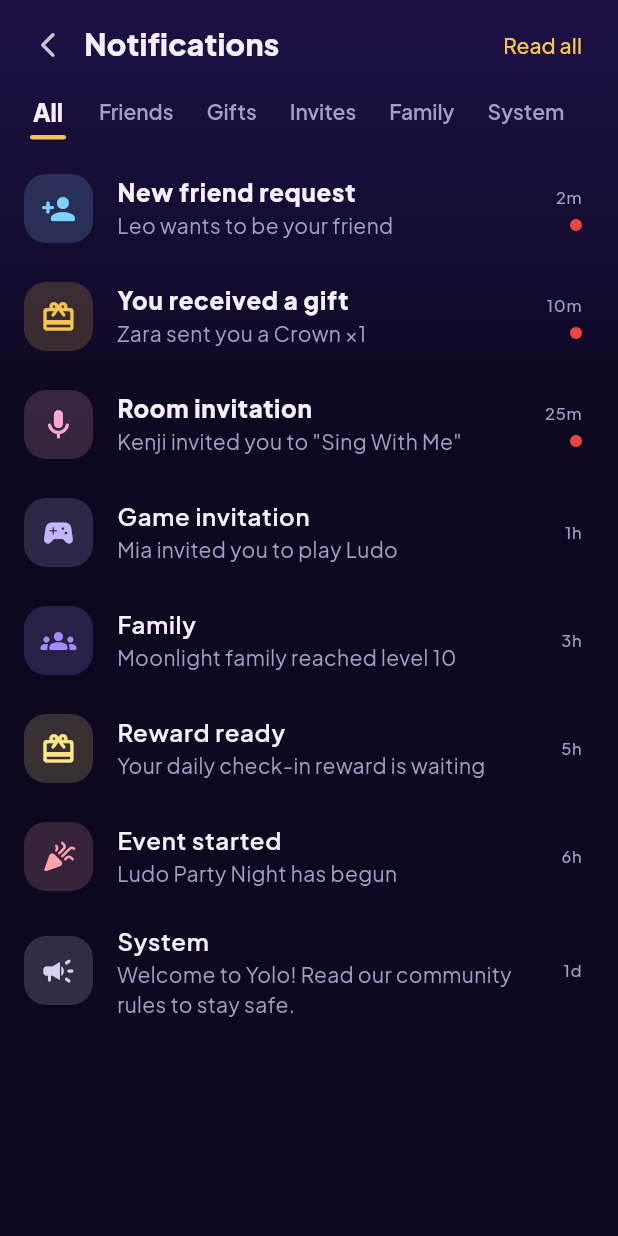
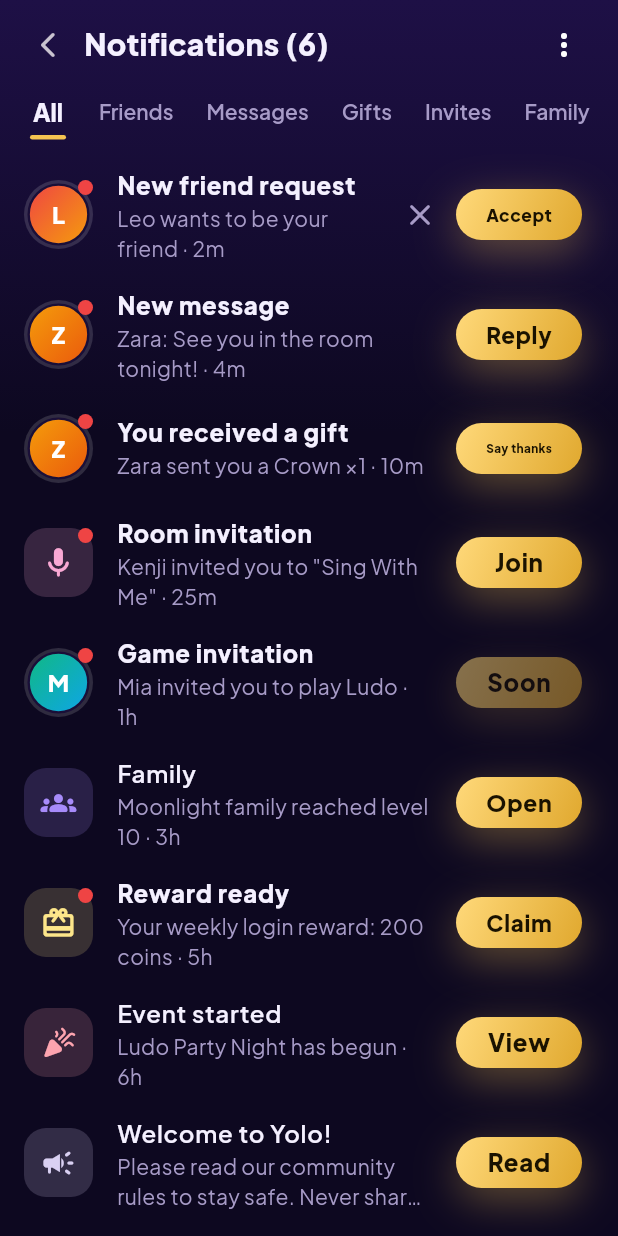
Before and after one commit to zirango-in/Yolo, a Flutter app: the HomeShell screen opened by its route, after a tap on the "notifications none" icon, on a phone screen of 412 x 824 dp. Run offline on Flutter 3.47's test engine with Material 3 defaults, Android fonts, the phone set to English and light mode, and no system bars; drawn by our look-alikes of flutter_animate; our stand-ins replace dio, flutter_riverpod, go_router, google_fonts, image_picker, material_ui; accounts and stored records are empty.

Commit message:
Step 13: notifications
Notification center with nine types and category tabs, unread badges on
home and messages, actions for friend requests, messages, gifts, room
invites, family, events and rewards, swipe to delete, mark all read and
clear all; gold button labels shrink to fit, with tests.

Co-Authored-By: Claude Opus 5.5 <noreply@anthropic.com>
Claude-Session: https://claude.ai/code/session_011j6Udd9i9WvrsVGvFvhCn9

```diff
--- /dev/null
+++ b/app/lib/data/notifications_providers.dart
@@ -0,0 +1,57 @@
+import 'package:flutter_riverpod/flutter_riverpod.dart';
+
+import 'providers.dart';
+
+/// In-app notification. Laravel: GET /notifications, POST /notifications/read, DELETE /notifications/{id};
+/// push delivery through Firebase Cloud Messaging later.
+class AppNotification {
+  final int id;
+  final String type; // friend, message, gift, room, game, family, system, event, reward
+  final String title;
+  final String body;
+  final String time;
+  final int ref; // user / room / event id the action uses
+  final bool read;
+  final bool done; // action completed (accepted, claimed...)
+
+  const AppNotification(this.id, this.type, this.title, this.body, this.time, {this.ref = 0, this.read = false, this.done = false});
+
+  AppNotification copyWith({bool? read, bool? done}) => AppNotification(id, type, title, body, time, ref: ref, read: read ?? this.read, done: done ?? this.done);
+}
+
+const notificationTypes = ['friend', 'message', 'gift', 'room', 'game', 'family', 'system', 'event', 'reward'];
+
+final notificationsProvider = NotifierProvider<NotificationsController, List<AppNotification>>(NotificationsController.new);
+
+class NotificationsController extends Notifier<List<AppNotification>> {
+  @override
+  List<AppNotification> build() => const [
+        AppNotification(1, 'friend', 'New friend request', 'Leo wants to be your friend', '2m', ref: 2005),
+        AppNotification(2, 'message', 'New message', 'Zara: See you in the room tonight!', '4m', ref: 2001),
+        AppNotification(3, 'gift', 'You received a gift', 'Zara sent you a Crown ×1', '10m', ref: 2001),
+        AppNotification(4, 'room', 'Room invitation', 'Kenji invited you to "Sing With Me"', '25m', ref: 884217),
+        AppNotification(5, 'game', 'Game invitation', 'Mia invited you to play Ludo', '1h', ref: 2003),
+        AppNotification(6, 'family', 'Family', 'Moonlight family reached level 10', '3h', read: true),
+        AppNotification(7, 'reward', 'Reward ready', 'Your weekly login reward: 200 coins', '5h', ref: 200),
+        AppNotification(8, 'event', 'Event started', 'Ludo Party Night has begun', '6h', ref: 1, read: true),
+        AppNotification(9, 'system', 'Welcome to Yolo!', 'Please read our community rules to stay safe. Never share passwords or pay anyone outside the app.', '1d', read: true),
+      ];
+
+  int get unread => state.where((n) => !n.read).length;
+
+  void markRead(int id) => state = [for (final n in state) n.id == id ? n.copyWith(read: true) : n];
+  void markAllRead() => state = [for (final n in state) n.copyWith(read: true)];
+  void markDone(int id) => state = [for (final n in state) n.id == id ? n.copyWith(read: true, done: true) : n];
+  void delete(int id) => state = state.where((n) => n.id != id).toList();
+  void clearAll() => state = const [];
+
+  /// Claim a reward notification (coins in [ref]).
+  bool claim(AppNotification n) {
+    if (n.type != 'reward' || n.done) return false;
+    ref.read(sessionProvider.notifier).earn(n.ref, note: 'Notification reward');
+    markDone(n.id);
+    return true;
+  }
+}
+
+final unreadNotificationsProvider = Provider<int>((ref) => ref.watch(notificationsProvider).where((n) => !n.read).length);
--- a/app/lib/features/home/home_screen.dart
+++ b/app/lib/features/home/home_screen.dart
@@ -6,6 +6,7 @@ import 'package:material_ui/material_ui.dart';
 import '../../core/theme.dart';
 import '../../data/models.dart';
 import '../../data/events_providers.dart';
+import '../../data/notifications_providers.dart';
 import '../../data/providers.dart';
 import '../../widgets/common.dart';
 import '../games/game_center_screen.dart';
@@ -46,13 +47,14 @@ class _HomeShellState extends ConsumerState<HomeShell> {
   }
 }
 
-class _BottomBar extends StatelessWidget {
+class _BottomBar extends ConsumerWidget {
   const _BottomBar({required this.index, required this.onTap});
   final int index;
   final ValueChanged<int> onTap;
 
   @override
-  Widget build(BuildContext context) {
+  Widget build(BuildContext context, WidgetRef ref) {
+    final unread = ref.watch(unreadNotificationsProvider);
     Widget item(int i, IconData icon, String label) {
       final active = i == index;
       return Expanded(
@@ -62,7 +64,11 @@ class _BottomBar extends StatelessWidget {
             AnimatedScale(
               scale: active ? 1.12 : 1,
               duration: 200.ms,
-              child: Icon(icon, color: active ? YoloColors.gold : YoloColors.textMuted),
+              child: Badge(
+                isLabelVisible: i == 3 && unread > 0,
+                label: Text('$unread'),
+                child: Icon(icon, color: active ? YoloColors.gold : YoloColors.textMuted),
+              ),
             ),
             const SizedBox(height: 4),
             Text(label,
@@ -167,7 +173,11 @@ class _RoomsTabState extends ConsumerState<_RoomsTab> {
                     const SizedBox(width: 8),
                     GlassIconButton(icon: Icons.search_rounded, label: 'Search', onTap: () => context.push('/discover')),
                     const SizedBox(width: 10),
-                    GlassIconButton(icon: Icons.notifications_none_rounded, label: 'Notifications', onTap: () => context.push('/notifications')),
+                    Badge(
+                      isLabelVisible: ref.watch(unreadNotificationsProvider) > 0,
+                      label: Text('${ref.watch(unreadNotificationsProvider)}'),
+                      child: GlassIconButton(icon: Icons.notifications_none_rounded, label: 'Notifications', onTap: () => context.push('/notifications')),
+                    ),
                   ]),
                 ),
               ),
--- a/app/lib/features/messages/messages_screen.dart
+++ b/app/lib/features/messages/messages_screen.dart
@@ -11,6 +11,7 @@ import 'package:material_ui/material_ui.dart';
 import '../../core/theme.dart';
 import '../../data/demo_content.dart';
 import '../../data/models.dart';
+import '../../data/notifications_providers.dart';
 import '../../data/social_providers.dart';
 import '../../widgets/common.dart';
 import '../../widgets/page_kit.dart';
@@ -22,11 +23,10 @@ class MessagesScreen extends ConsumerWidget {
 
   @override
   Widget build(BuildContext context, WidgetRef ref) {
-    final read = ref.watch(readNotificationsProvider);
     final blocked = ref.watch(blockedProvider);
     final requests = ref.watch(incomingRequestsProvider);
     final groups = ref.watch(groupsProvider);
-    final unreadNotes = [for (final (i, n) in demoNotifications.indexed) if (n.unread && !read.contains(i)) i].length;
+    final unreadNotes = ref.watch(unreadNotificationsProvider);
     final convos = demoConversations.where((c) => !blocked.contains(c.user.id)).toList();
 
     Widget shortcut(IconData icon, String label, Color color, String route, {int badge = 0}) => Expanded(
--- a/app/lib/features/notifications/notifications_screen.dart
+++ b/app/lib/features/notifications/notifications_screen.dart
@@ -1,10 +1,15 @@
 import 'package:flutter_riverpod/flutter_riverpod.dart';
+import 'package:go_router/go_router.dart';
 import 'package:material_ui/material_ui.dart';
 
 import '../../core/theme.dart';
-import '../../data/demo_content.dart';
+import '../../data/events_providers.dart';
+import '../../data/notifications_providers.dart';
+import '../../data/providers.dart';
 import '../../data/social_providers.dart';
+import '../../widgets/common.dart';
 import '../../widgets/page_kit.dart';
+import '../room/room_sheets.dart';
 
 class NotificationsScreen extends ConsumerStatefulWidget {
   const NotificationsScreen({super.key});
@@ -14,14 +19,17 @@ class NotificationsScreen extends ConsumerStatefulWidget {
 }
 
 class _NotificationsScreenState extends ConsumerState<NotificationsScreen> {
-  static const _tabs = ['All', 'Friends', 'Gifts', 'Invites', 'Family', 'System'];
+  static const _tabs = ['All', 'Friends', 'Messages', 'Gifts', 'Invites', 'Family', 'Events', 'Rewards', 'System'];
   static const _filters = <List<String>>[
     [],
-    ['friend', 'message'],
-    ['gift', 'reward'],
+    ['friend'],
+    ['message'],
+    ['gift'],
     ['room', 'game'],
     ['family'],
-    ['system', 'event'],
+    ['event'],
+    ['reward'],
+    ['system'],
   ];
   int _tab = 0;
 
@@ -37,44 +45,145 @@ class _NotificationsScreenState extends ConsumerState<NotificationsScreen> {
     'reward': (Icons.redeem_rounded, Color(0xFFFDE68A)),
   };
 
+  NotificationsController get _ctrl => ref.read(notificationsProvider.notifier);
+
+  Future<void> _action(AppNotification n) async {
+    _ctrl.markRead(n.id);
+    switch (n.type) {
+      case 'friend':
+        acceptRequest(ref, n.ref);
+        _ctrl.markDone(n.id);
+        showYoloToast(context, 'You are now friends with ${userById(n.ref).name}');
+      case 'message':
+        context.push('/chat', extra: userById(n.ref));
+      case 'gift':
+        ref.read(chatProvider('u:${n.ref}').notifier).send('Thank you for the gift!');
+        _ctrl.markDone(n.id);
+        showYoloToast(context, 'Thank-you sent to ${userById(n.ref).name}');
+      case 'room':
+        final rooms = await ref.read(roomsProvider('popular').future);
+        final room = rooms.where((r) => r.id == n.ref).firstOrNull;
+        if (room != null && mounted) await openRoom(context, ref, room);
+      case 'game':
+        showYoloToast(context, 'Games are coming soon');
+      case 'family':
+        context.push('/family');
+      case 'event':
+        final e = allEvents.where((e) => e.id == n.ref).firstOrNull;
+        if (e != null) context.push('/events/detail', extra: e);
+      case 'reward':
+        if (_ctrl.claim(n)) showYoloToast(context, '+${n.ref} coins');
+      default:
+        showDialog<void>(
+          context: context,
+          builder: (c) => AlertDialog(
+            backgroundColor: YoloColors.sheet,
+            title: Text(n.title),
+            content: Text(n.body),
+            actions: [TextButton(onPressed: () => Navigator.pop(c), child: const Text('OK'))],
+          ),
+        );
+    }
+  }
+
+  String? _actionLabel(AppNotification n) => switch (n.type) {
+        'friend' => n.done ? null : 'Accept',
+        'message' => 'Reply',
+        'gift' => n.done ? null : 'Say thanks',
+        'room' => 'Join',
+        'game' => 'Soon',
+        'family' => 'Open',
+        'event' => 'View',
+        'reward' => n.done ? null : 'Claim',
+        _ => 'Read',
+      };
+
+  String? _doneLabel(AppNotification n) => switch (n.type) {
+        'friend' => 'Accepted',
+        'gift' => 'Thanked',
+        'reward' => 'Claimed',
+        _ => null,
+      };
+
   @override
   Widget build(BuildContext context) {
-    final read = ref.watch(readNotificationsProvider);
-    final entries = [
-      for (final (i, n) in demoNotifications.indexed)
-        if (_filters[_tab].isEmpty || _filters[_tab].contains(n.type)) (i, n),
-    ];
+    final all = ref.watch(notificationsProvider);
+    final list = all.where((n) => _filters[_tab].isEmpty || _filters[_tab].contains(n.type)).toList();
+    final unread = all.where((n) => !n.read).length;
 
     return YoloPage(
-      title: 'Notifications',
+      title: unread > 0 ? 'Notifications ($unread)' : 'Notifications',
       actions: [
-        TextButton(
-          onPressed: () => ref.read(readNotificationsProvider.notifier).addAll(List.generate(demoNotifications.length, (i) => i)),
-          child: const Text('Read all', style: TextStyle(color: YoloColors.gold)),
+        PopupMenuButton<String>(
+          tooltip: 'Notification options',
+          onSelected: (v) {
+            if (v == 'read') _ctrl.markAllRead();
+            if (v == 'clear') _ctrl.clearAll();
+            if (v == 'settings') showYoloToast(context, 'Notification settings arrive in Step 14');
+          },
+          itemBuilder: (_) => const [
+            PopupMenuItem(value: 'read', child: Text('Mark all as read')),
+            PopupMenuItem(value: 'clear', child: Text('Clear all')),
+            PopupMenuItem(value: 'settings', child: Text('Notification settings')),
+          ],
         ),
       ],
       bottom: YoloTabs(tabs: _tabs, index: _tab, onChanged: (i) => setState(() => _tab = i)),
-      body: entries.isEmpty
-          ? const EmptyState(icon: Icons.notifications_none_rounded, title: 'All caught up')
+      body: list.isEmpty
+          ? const EmptyState(icon: Icons.notifications_none_rounded, title: 'All caught up', subtitle: 'New notifications will show up here.')
           : ListView.builder(
-              itemCount: entries.length,
+              itemCount: list.length,
               itemBuilder: (_, k) {
-                final (i, n) = entries[k];
-                final unread = n.unread && !read.contains(i);
+                final n = list[k];
                 final (icon, color) = _style[n.type]!;
-                return ListTile(
-                  onTap: () => ref.read(readNotificationsProvider.notifier).add(i),
-                  tileColor: unread ? YoloColors.gold.withValues(alpha: 0.05) : null,
-                  leading: TintIcon(icon, color: color, size: 46),
-                  title: Text(n.title, style: TextStyle(fontWeight: unread ? FontWeight.w800 : FontWeight.w600)),
-                  subtitle: Text(n.body, style: const TextStyle(color: YoloColors.textMuted)),
-                  trailing: Column(mainAxisAlignment: MainAxisAlignment.center, crossAxisAlignment: CrossAxisAlignment.end, children: [
-                    Text(n.time, style: const TextStyle(fontSize: 11, color: YoloColors.textMuted)),
-                    if (unread) ...[
-                      const SizedBox(height: 6),
-                      Container(width: 8, height: 8, decoration: const BoxDecoration(color: Color(0xFFEF4444), shape: BoxShape.circle)),
-                    ],
-                  ]),
+                final label = _actionLabel(n);
+                return Dismissible(
+                  key: ValueKey('n${n.id}'),
+                  direction: DismissDirection.endToStart,
+                  background: Container(
+                    color: const Color(0xFFDC2626),
+                    alignment: Alignment.centerRight,
+                    padding: const EdgeInsets.only(right: 24),
+                    child: const Icon(Icons.delete_rounded, color: Colors.white),
+                  ),
+                  onDismissed: (_) {
+                    _ctrl.delete(n.id);
+                    showYoloToast(context, 'Notification deleted');
+                  },
+                  child: ListTile(
+                    onTap: () => _ctrl.markRead(n.id),
+                    tileColor: n.read ? null : YoloColors.gold.withValues(alpha: 0.05),
+                    leading: Badge(
+                      isLabelVisible: !n.read,
+                      smallSize: 10,
+                      backgroundColor: const Color(0xFFEF4444),
+                      child: n.ref > 2000 && n.ref < 3000 && n.type != 'reward'
+                          ? YoloAvatar(user: userById(n.ref), size: 46)
+                          : TintIcon(icon, color: color, size: 46),
+                    ),
+                    title: Text(n.title, style: TextStyle(fontWeight: n.read ? FontWeight.w600 : FontWeight.w800)),
+                    subtitle: Text('${n.body} · ${n.time}', maxLines: 2, overflow: TextOverflow.ellipsis, style: const TextStyle(color: YoloColors.textMuted)),
+                    trailing: label == null
+                        ? Text(_doneLabel(n) ?? '', style: const TextStyle(color: YoloColors.online, fontWeight: FontWeight.w700))
+                        : Row(mainAxisSize: MainAxisSize.min, children: [
+                            if (n.type == 'friend')
+                              IconButton(
+                                tooltip: 'Decline',
+                                icon: const Icon(Icons.close_rounded, color: YoloColors.textMuted),
+                                onPressed: () {
+                                  ref.read(incomingRequestsProvider.notifier).remove(n.ref);
+                                  _ctrl.delete(n.id);
+                                },
+                              ),
+                            SizedBox(
+                              width: 84,
+                              child: Opacity(
+                                opacity: n.type == 'game' ? 0.5 : 1,
+                                child: GoldButton(label: label, height: 34, onPressed: () => _action(n)),
+                              ),
+                            ),
+                          ]),
+                  ),
                 ).entrance(k);
               },
             ),
--- a/app/lib/widgets/common.dart
+++ b/app/lib/widgets/common.dart
@@ -175,8 +175,14 @@ class _GoldButtonState extends State<GoldButton> {
                 ? const SizedBox(width: 22, height: 22, child: CircularProgressIndicator(strokeWidth: 2.5, color: YoloColors.onGold))
                 : Row(mainAxisSize: MainAxisSize.min, children: [
                     if (widget.icon != null) ...[Icon(widget.icon, color: YoloColors.onGold, size: 20), const SizedBox(width: 10)],
-                    Text(widget.label,
-                        style: const TextStyle(color: YoloColors.onGold, fontWeight: FontWeight.w800, fontSize: 16)),
+                    // Shrinks to fit narrow buttons and large accessibility fonts.
+                    Flexible(
+                      child: FittedBox(
+                        fit: BoxFit.scaleDown,
+                        child: Text(widget.label,
+                            maxLines: 1, style: const TextStyle(color: YoloColors.onGold, fontWeight: FontWeight.w800, fontSize: 16)),
+                      ),
+                    ),
                   ]),
           ),
         ),
```
Also changed, not shown: 4 other files.
